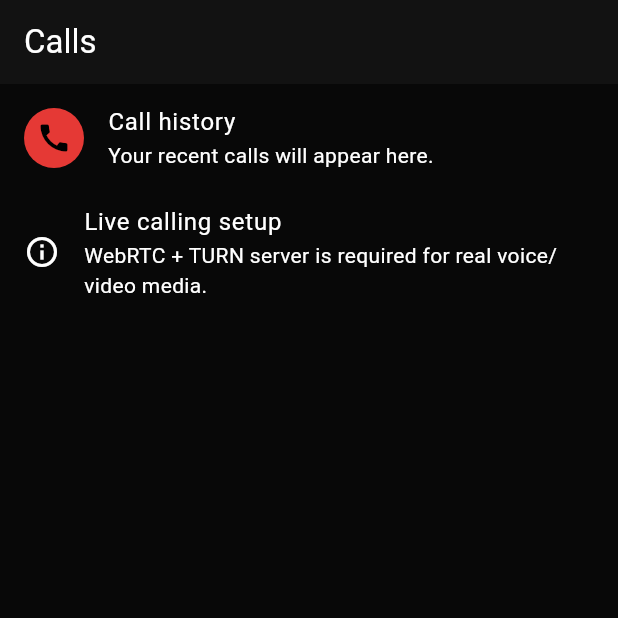
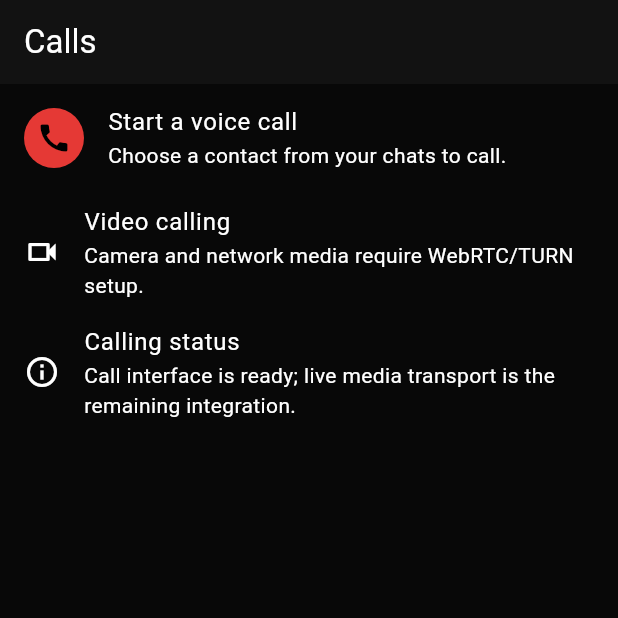
Before and after one commit to zeesanjsus-cmd/Privacy-what-sapp, a Flutter app: the Calls screen opened directly, on a phone screen of 412 x 824 dp, the top half of it. Run offline on Flutter 3.47's test engine with Material 3 defaults, Android fonts, the phone set to English and light mode, and no system bars; our stand-ins replace firebase_core, firebase_messaging, flutter_secure_storage, image_picker; accounts and stored records are empty.

Commit message:
Improve calls tab navigation and calling status

```diff
--- a/mobile/lib/main.dart
+++ b/mobile/lib/main.dart
@@ -570,9 +570,23 @@ class Calls extends StatelessWidget {
   const Calls({super.key});
   @override Widget build(BuildContext context) => Scaffold(
     appBar: AppBar(title: const Text('Calls')),
-    body: ListView(children: const [
-      ListTile(leading: CircleAvatar(backgroundColor: red, child: Icon(Icons.call)), title: Text('Call history'), subtitle: Text('Your recent calls will appear here.')),
-      ListTile(leading: Icon(Icons.info_outline), title: Text('Live calling setup'), subtitle: Text('WebRTC + TURN server is required for real voice/video media.')),
+    body: ListView(children: [
+      ListTile(
+        leading: const CircleAvatar(backgroundColor: red, child: Icon(Icons.call)),
+        title: const Text('Start a voice call'),
+        subtitle: const Text('Choose a contact from your chats to call.'),
+        onTap: () => Navigator.push(context, MaterialPageRoute(builder: (_) => const Chats())),
+      ),
+      const ListTile(
+        leading: Icon(Icons.videocam_outlined),
+        title: Text('Video calling'),
+        subtitle: Text('Camera and network media require WebRTC/TURN setup.'),
+      ),
+      const ListTile(
+        leading: Icon(Icons.info_outline),
+        title: Text('Calling status'),
+        subtitle: Text('Call interface is ready; live media transport is the remaining integration.'),
+      ),
     ]),
   );
 }
```
